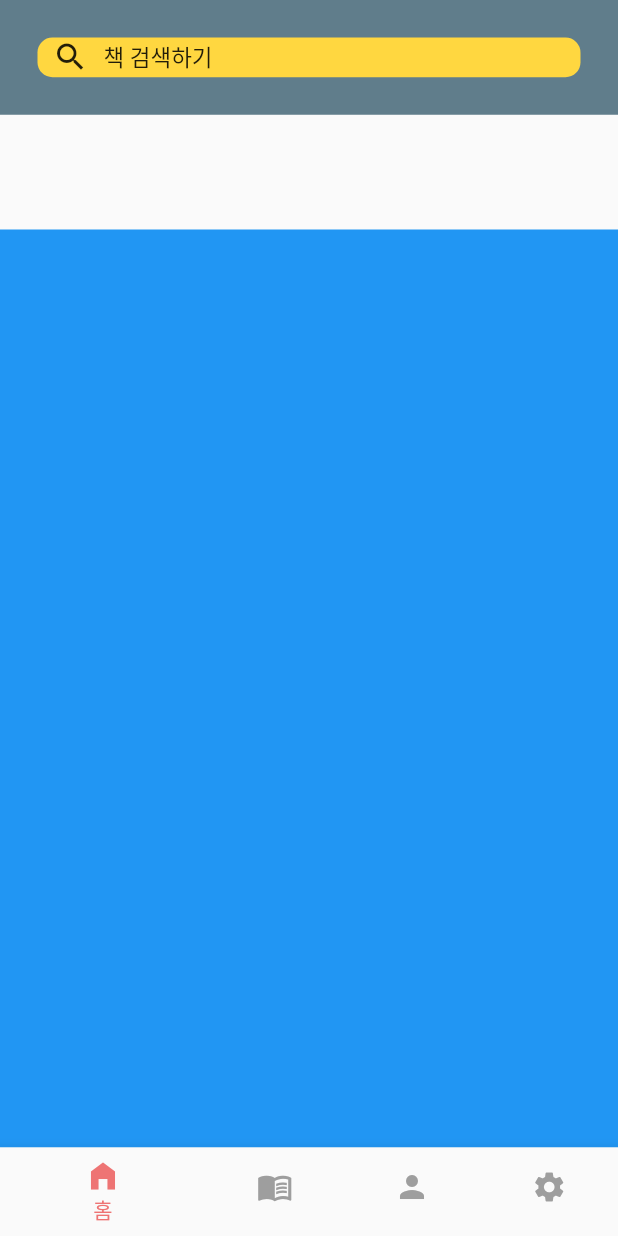
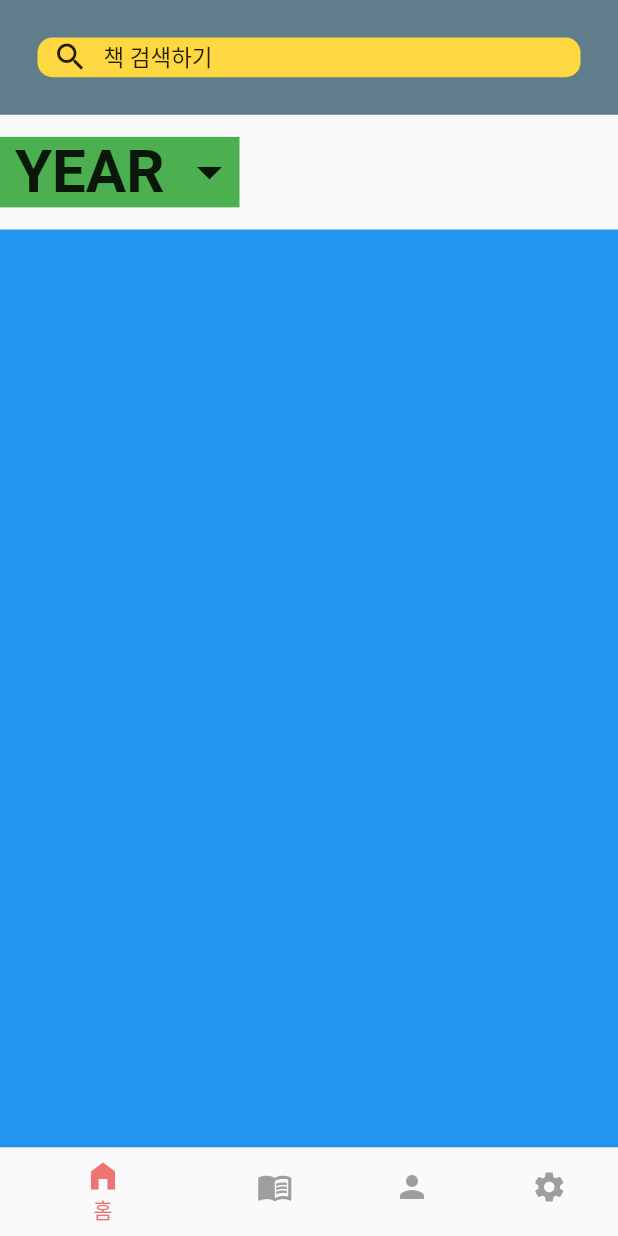
Before and after one commit to Ontheway-01/bookjeok_android, a Flutter app: the screen it shows after launch, on a phone screen of 412 x 824 dp. Run offline on Flutter 3.47's test engine with Material 2 defaults, Android fonts, the phone set to English and light mode, and no system bars.

Commit message:
-home page 수정 - YEAR 사라진 거 복구

```diff
--- a/lib/pages/home/home_page_test.dart
+++ b/lib/pages/home/home_page_test.dart
@@ -62,7 +62,25 @@ class _HomePageTestState extends State<HomePageTest> {
                   child: Container(
                       decoration: BoxDecoration(
                           color: Colors.green
-                      )
+                      ),
+                    child:Row(
+                      children: [
+                        Padding(padding: EdgeInsets.fromLTRB(10, 0, 0, 0)),
+                        Text(
+                          'YEAR',
+                          style: TextStyle(
+                              fontWeight: FontWeight.bold,
+                              fontSize: 40
+                          ),
+                        ),
+                        Padding(padding: EdgeInsets.fromLTRB(10, 0, 0, 0)),
+                        Icon(
+                            Icons.arrow_drop_down,
+                          size: 40,
+                        ),
+
+                      ],
+                    ),
                   ),
                 ),
               ],
```
